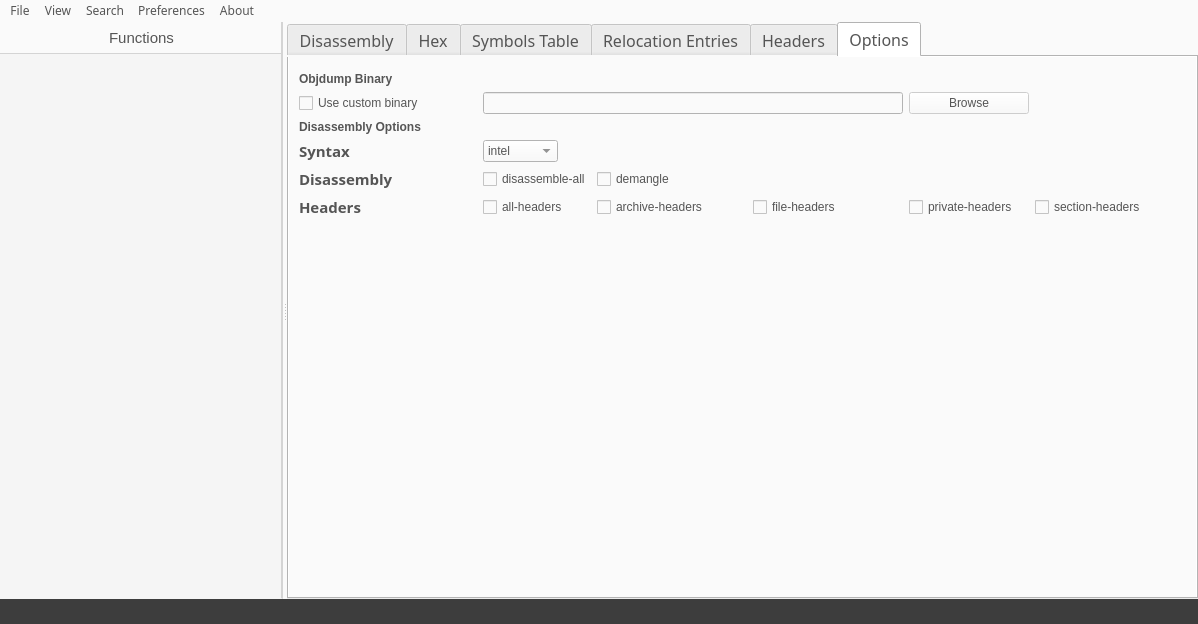
First picture: the form in src/mainwindow.ui, repository jubal-R/ObjGui, before the edit.
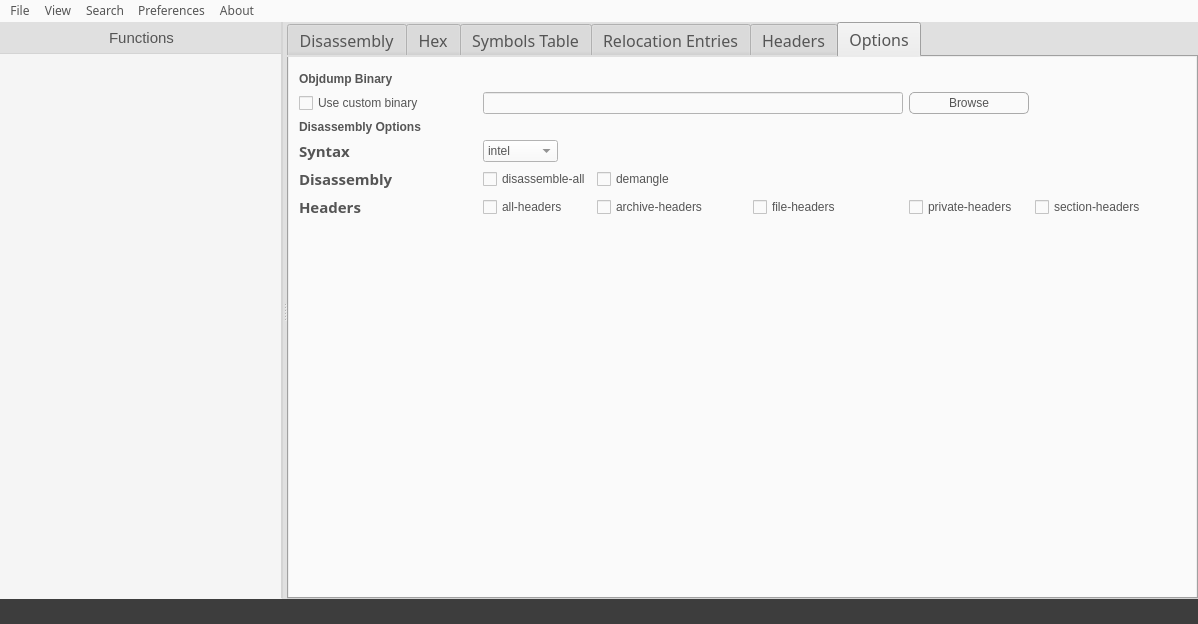
Second picture: the form after the edit. The open tabs and pages were chosen to show the change.

```diff
--- a/src/mainwindow.ui
+++ b/src/mainwindow.ui
@@ -123,7 +123,7 @@
     <item row="0" column="0">
      <widget class="QWidget" name="main" native="true">
       <property name="styleSheet">
-       <string notr="true"/>
+       <string notr="true">background-color: #E0E0E0;</string>
       </property>
       <layout class="QHBoxLayout" name="horizontalLayout">
        <property name="leftMargin">
@@ -951,9 +951,25 @@
                 <height>16777215</height>
                </size>
               </property>
+              <property name="styleSheet">
+               <string notr="true">border-style: solid;
+border-width: 1px;
+border-radius: 5px;
+border-color: rgb(170, 170, 170);
+padding: 3px;</string>
+              </property>
               <property name="text">
                <string>Browse</string>
               </property>
+              <property name="autoDefault">
+               <bool>false</bool>
+              </property>
+              <property name="default">
+               <bool>false</bool>
+              </property>
+              <property name="flat">
+               <bool>false</bool>
+              </property>
              </widget>
             </item>
             <item row="6" column="0">
```
Left out of the diff: 16 changed lines with no effect on the pictures.
